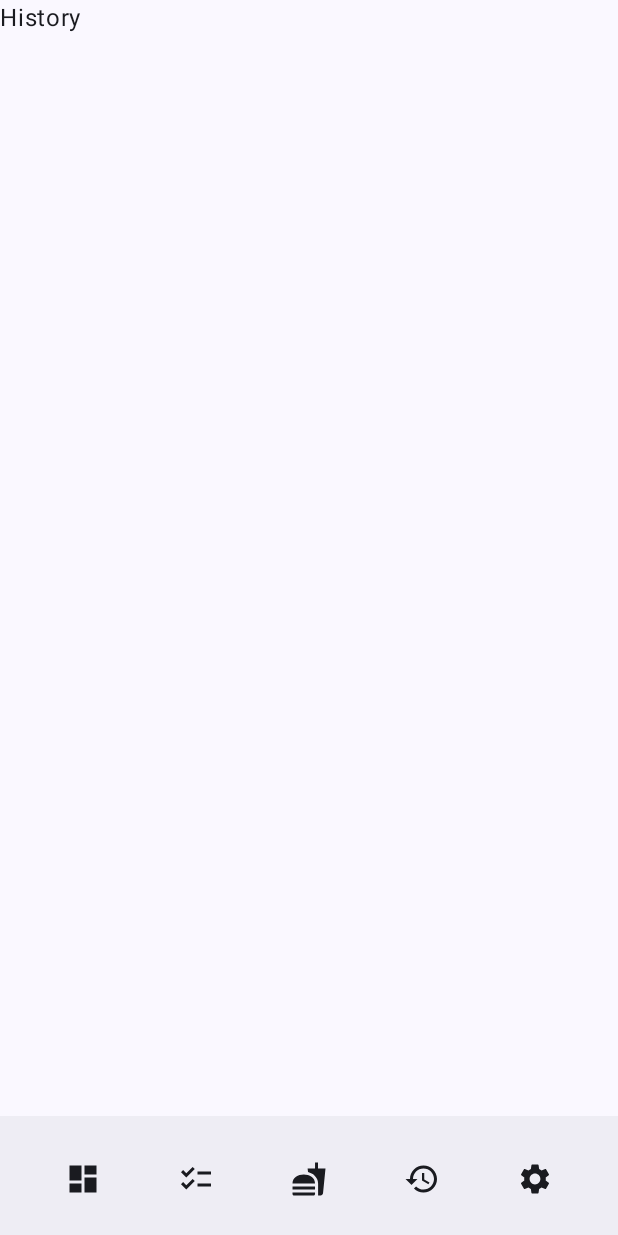
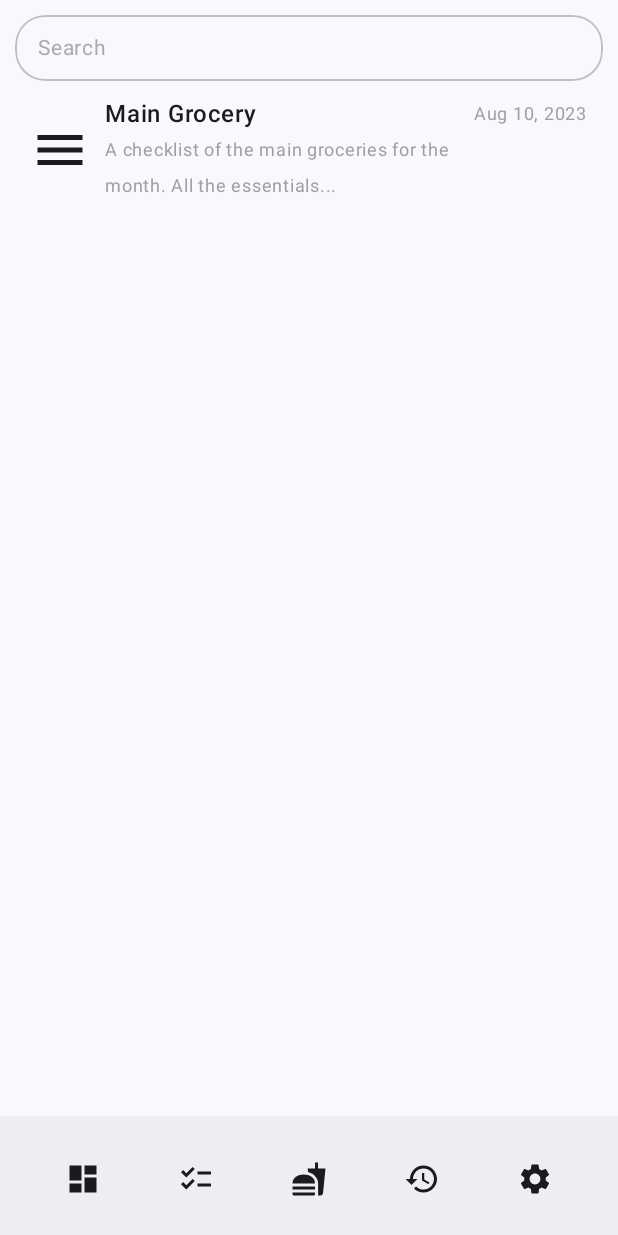
Before and after one commit to hatudoggy/GroceryChecklist, an Android app built with Jetpack Compose: the HistoryMainScreen screen opened through its navigation route, on a phone screen of 412 x 824 dp. Run offline under Robolectric (Android 15) with nearby library versions, the phone set to English and light mode, and no system bars; our stand-ins replace Room's generated code.

Commit message:
WIP (HistoryMainScreen): Implemented Initial Look of Page

```diff
--- a/app/build.gradle.kts
+++ b/app/build.gradle.kts
@@ -60,6 +60,7 @@ dependencies {
     implementation(libs.androidx.ui.graphics)
     implementation(libs.androidx.ui.tooling.preview)
     implementation(libs.androidx.material3)
+    implementation(libs.androidx.material3.android)
     testImplementation(libs.junit)
     androidTestImplementation(libs.androidx.junit)
     androidTestImplementation(libs.androidx.espresso.core)
--- a/app/src/main/java/com/example/grocerychecklist/ui/component/BottomBarComponent.kt
+++ b/app/src/main/java/com/example/grocerychecklist/ui/component/BottomBarComponent.kt
@@ -8,7 +8,6 @@ import androidx.compose.material.icons.filled.Checklist
 import androidx.compose.material.icons.filled.Dashboard
 import androidx.compose.material.icons.filled.Fastfood
 import androidx.compose.material.icons.filled.History
-import androidx.compose.material.icons.filled.Info
 import androidx.compose.material.icons.filled.Settings
 import androidx.compose.material3.BottomAppBar
 import androidx.compose.material3.Icon
--- a/app/src/main/java/com/example/grocerychecklist/ui/screen/dashboard/DashboardMainScreen.kt
+++ b/app/src/main/java/com/example/grocerychecklist/ui/screen/dashboard/DashboardMainScreen.kt
@@ -1,27 +1,57 @@
-package com.example.grocerychecklist.ui.screen.dashboard
+package com.example.grocerychecklist.ui.screen
 
+import androidx.compose.foundation.background
+import androidx.compose.foundation.border
+import androidx.compose.foundation.layout.Arrangement
+import androidx.compose.foundation.layout.Box
 import androidx.compose.foundation.layout.Column
+import androidx.compose.foundation.layout.Row
+import androidx.compose.foundation.layout.fillMaxSize
+import androidx.compose.foundation.layout.fillMaxWidth
+import androidx.compose.foundation.layout.height
 import androidx.compose.foundation.layout.padding
+import androidx.compose.foundation.layout.size
+import androidx.compose.foundation.shape.CircleShape
+import androidx.compose.foundation.shape.RoundedCornerShape
+import androidx.compose.foundation.text.BasicTextField
+import androidx.compose.material.icons.Icons
+import androidx.compose.material3.ExperimentalMaterial3Api
+import androidx.compose.material3.IconButton
 import androidx.compose.material3.Scaffold
 import androidx.compose.material3.Text
+import androidx.compose.material3.TextField
+import androidx.compose.material3.TextFieldDefaults
 import androidx.compose.runtime.Composable
+import androidx.compose.runtime.getValue
+import androidx.compose.runtime.mutableStateOf
+import androidx.compose.runtime.remember
+import androidx.compose.runtime.setValue
+import androidx.compose.ui.Alignment
 import androidx.compose.ui.Modifier
+import androidx.compose.ui.draw.clip
+import androidx.compose.ui.graphics.Color
+import androidx.compose.ui.platform.LocalContext
+import androidx.compose.ui.text.input.TextFieldValue
+import androidx.compose.ui.text.style.TextAlign
+import androidx.compose.ui.text.style.TextDecoration
 import androidx.compose.ui.tooling.preview.Preview
+import androidx.compose.ui.unit.dp
+import androidx.compose.ui.unit.sp
+import com.example.grocerychecklist.ui.theme.GroceryChecklistTheme
 
 @Composable
-fun DashboardMainScreen() {
-    Scaffold {
-        innerPadding ->
-        Column (
+fun DashboardScreen() {
+    Scaffold { innerPadding ->
+        Column(
             modifier = Modifier.padding(innerPadding)
         ) {
-            Text(text = "Dashboard")
+
         }
     }
 }
 
 @Preview(showBackground = true)
 @Composable
-fun DashboardMainScreenPreview() {
-    DashboardMainScreen()
+fun DashboardScreenPreview() {
+    DashboardScreen()
 }
--- a/app/src/main/java/com/example/grocerychecklist/ui/screen/dashboard/DashboardNavigation.kt
+++ b/app/src/main/java/com/example/grocerychecklist/ui/screen/dashboard/DashboardNavigation.kt
@@ -2,12 +2,13 @@ package com.example.grocerychecklist.ui.screen.dashboard
 
 import androidx.navigation.NavGraphBuilder
 import androidx.navigation.compose.composable
+import com.example.grocerychecklist.ui.screen.DashboardScreen
 import com.example.grocerychecklist.ui.screen.Routes
 import kotlinx.serialization.Serializable
 
 fun NavGraphBuilder.dashboardDestination() {
     composable<Routes.DashboardMain> {
-        DashboardMainScreen()
+        DashboardScreen()
     }
     composable<Routes.DashboardBreakdown> {
         DashboardBreakdownScreen()
--- a/app/src/main/java/com/example/grocerychecklist/ui/screen/history/HistoryMainScreen.kt
+++ b/app/src/main/java/com/example/grocerychecklist/ui/screen/history/HistoryMainScreen.kt
@@ -1,21 +1,45 @@
 package com.example.grocerychecklist.ui.screen.history
 
+import androidx.compose.foundation.border
+import androidx.compose.foundation.layout.Arrangement
+import androidx.compose.foundation.layout.Box
 import androidx.compose.foundation.layout.Column
+import androidx.compose.foundation.layout.Row
+import androidx.compose.foundation.layout.fillMaxWidth
 import androidx.compose.foundation.layout.padding
+import androidx.compose.foundation.layout.size
+import androidx.compose.foundation.layout.width
+import androidx.compose.foundation.shape.RoundedCornerShape
+import androidx.compose.foundation.text.BasicTextField
+import androidx.compose.material.icons.Icons
+import androidx.compose.material.icons.filled.Menu
+import androidx.compose.material3.Icon
 import androidx.compose.material3.Scaffold
 import androidx.compose.material3.Text
 import androidx.compose.runtime.Composable
+import androidx.compose.runtime.getValue
+import androidx.compose.runtime.mutableStateOf
+import androidx.compose.runtime.remember
+import androidx.compose.runtime.setValue
+import androidx.compose.ui.Alignment
 import androidx.compose.ui.Modifier
+import androidx.compose.ui.draw.clip
+import androidx.compose.ui.graphics.Color
+import androidx.compose.ui.text.font.FontWeight
+import androidx.compose.ui.text.input.TextFieldValue
 import androidx.compose.ui.tooling.preview.Preview
+import androidx.compose.ui.unit.dp
+import androidx.compose.ui.unit.sp
 
 @Composable
 fun HistoryMainScreen() {
-    Scaffold {
-            innerPadding ->
-        Column (
-            modifier = Modifier.padding(innerPadding)
+    Scaffold(modifier = Modifier.padding(10.dp)) { innerPadding ->
+        Column(
+            modifier = Modifier.padding(innerPadding),
+            verticalArrangement = Arrangement.spacedBy(10.dp)
         ) {
-            Text(text = "History")
+            SearchBar()
+            ChecklistCard()
         }
     }
 }
@@ -25,3 +49,65 @@ fun HistoryMainScreen() {
 fun HistoryMainScreenPreview() {
     HistoryMainScreen()
 }
+
+@Composable
+fun SearchBar() {
+    var query by remember { mutableStateOf(TextFieldValue("")) }
+
+    BasicTextField(
+        value = query,
+        onValueChange = { newQuery: TextFieldValue ->
+            query = newQuery
+        },
+        decorationBox = { innerTextField ->
+            Row(
+                verticalAlignment = Alignment.CenterVertically,
+//                modifier = Modifier.padding(10.dp)
+            ) {
+                Box(
+                    Modifier
+                        .weight(1f)
+                        .clip(shape = RoundedCornerShape(20.dp))
+                        .border(1.dp, Color.Gray.copy(0.5f), RoundedCornerShape(20.dp))
+                        .padding(15.dp, 10.dp)
+                ) {
+                    if (query.text.isEmpty()) {
+                        Text("Search", fontSize = 14.sp, onTextLayout = null, color = Color.Gray.copy(0.7f))
+                    }
+                    innerTextField()
+                }
+            }
+        }
+    )
+}
+
+@Composable
+fun ChecklistCard() {
+    Row(
+        verticalAlignment = Alignment.CenterVertically,
+        horizontalArrangement = Arrangement.spacedBy(10.dp),
+        modifier = Modifier.padding(10.dp, 0.dp)
+    ) {
+        Icon(Icons.Filled.Menu, "menu", modifier = Modifier.size(40.dp))
+        Column {
+            Row(
+                horizontalArrangement = Arrangement.SpaceBetween,
+                modifier = Modifier.fillMaxWidth()
+            ) {
+                Text("Main Grocery", onTextLayout = null, fontWeight = FontWeight(600))
+                Text(
+                    "Aug 10, 2023", onTextLayout = null,
+                    fontSize = 12.sp,
+                    color = Color.Gray.copy(0.8f)
+                )
+            }
+            Text(
+                "A checklist of the main groceries for the month. All the essentials...",
+                onTextLayout = null,
+                fontSize = 12.sp,
+                color = Color.Gray.copy(0.8f),
+                modifier = Modifier.fillMaxWidth(0.78f)
+            )
+        }
+    }
+}
--- a/gradle/libs.versions.toml
+++ b/gradle/libs.versions.toml
@@ -13,6 +13,7 @@ composeBom = "2023.08.00"
 materialIconsExtended = "1.7.3"
 navVersion = "2.8.2"
 roomRuntime = "2.6.1"
+material3Android = "1.3.0"
 
 [libraries]
 androidx-core-ktx = { group = "androidx.core", name = "core-ktx", version.ref = "coreKtx" }
@@ -38,6 +39,7 @@ androidx-ui-test-manifest = { group = "androidx.compose.ui", name = "ui-test-man
 androidx-ui-test-junit4 = { group = "androidx.compose.ui", name = "ui-test-junit4" }
 androidx-material3 = { group = "androidx.compose.material3", name = "material3" }
 kotlinx-serialization-json = { module = "org.jetbrains.kotlinx:kotlinx-serialization-json", version.ref = "kotlinxSerializationJson" }
+androidx-material3-android = { group = "androidx.compose.material3", name = "material3-android", version.ref = "material3Android" }
 
 [plugins]
 android-application = { id = "com.android.application", version.ref = "agp" }
```
